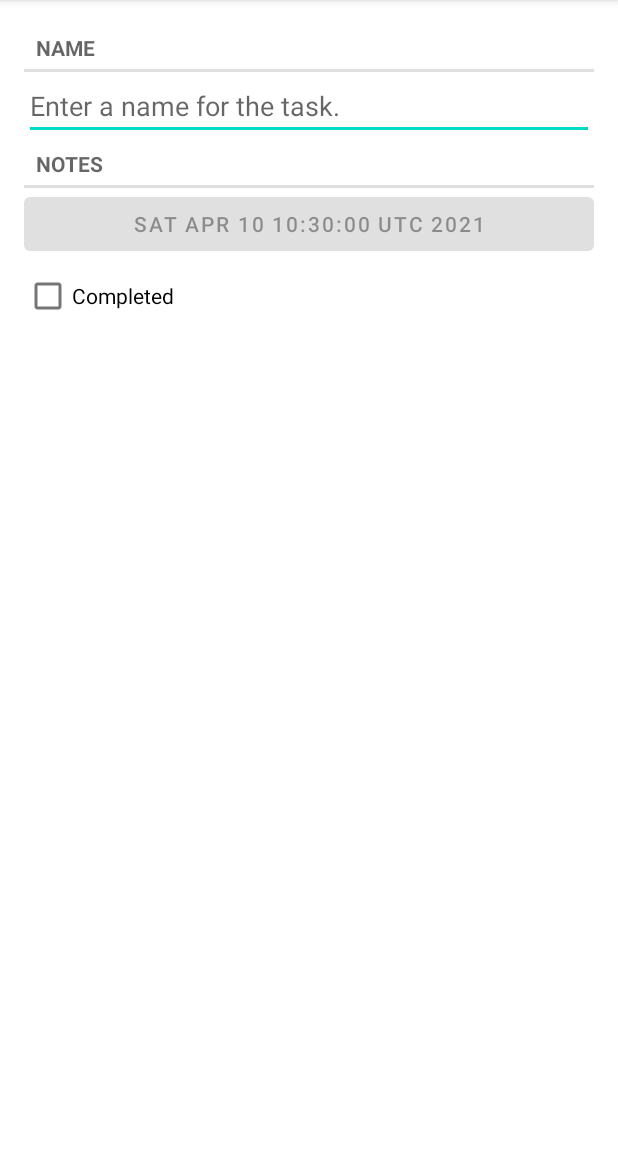
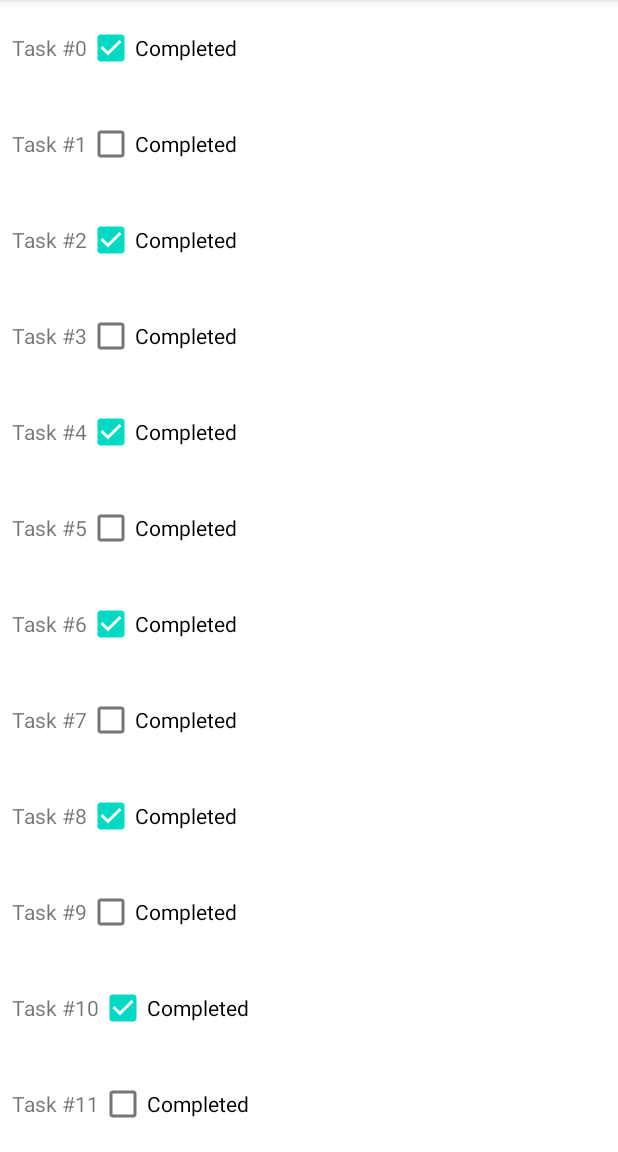
Before and after one commit to jasonn66/CS455-project, an Android app: the screen it shows after launch (MainActivity), on a phone screen of 412 x 824 dp, the part 84-1236 px from its top. Run offline under Robolectric (Android 15) with nearby library versions, the phone set to English and light mode, and no system bars; our stand-ins replace Room's generated code.

Commit message:
Created Daily Tasks fragment and viewmodel, and updated database to use LiveData

```diff
--- a/app/build.gradle
+++ b/app/build.gradle
@@ -67,4 +67,6 @@ dependencies {
     implementation "org.jetbrains.kotlin:kotlin-stdlib-jdk7:1.3.72"
     api "org.jetbrains.kotlinx:kotlinx-coroutines-core:1.3.5"
     api "org.jetbrains.kotlinx:kotlinx-coroutines-android:1.3.5"
+
+    implementation "androidx.recyclerview:recyclerview:1.0.0"
 }
--- /dev/null
+++ b/app/src/main/java/com/example/taskplanner/DailyTasksFragment.kt
@@ -0,0 +1,86 @@
+package com.example.taskplanner
+
+import android.content.ContentValues.TAG
+import android.os.Bundle
+import android.util.Log
+import android.view.LayoutInflater
+import android.view.View
+import android.view.ViewGroup
+import android.widget.CheckBox
+import android.widget.TextView
+import androidx.fragment.app.Fragment
+import androidx.lifecycle.ViewModelProvider
+import androidx.lifecycle.ViewModelProviders
+import androidx.recyclerview.widget.LinearLayoutManager
+import androidx.recyclerview.widget.RecyclerView
+
+@Suppress("DEPRECATION")
+class DailyTasksFragment: Fragment() {
+
+    private lateinit var dailyTasksRecyclerView: RecyclerView
+    private var adapter: TaskAdapter? = null
+
+    private val dailyTasksViewModel: DailyTasksViewModel by lazy {
+
+        ViewModelProviders.of(this).get(DailyTasksViewModel::class.java)
+    }
+
+    override fun onCreate(savedInstanceState: Bundle?) {
+
+        super.onCreate(savedInstanceState)
+        Log.d(TAG, "Total tasks: ${dailyTasksViewModel.tasks.size}")
+    }
+
+    override fun onCreateView(
+        inflater: LayoutInflater,
+        container: ViewGroup?,
+        savedInstanceState: Bundle?
+    ): View? {
+
+        val view = inflater.inflate(R.layout.fragment_daily_tasks, container, false)
+
+        dailyTasksRecyclerView = view.findViewById(R.id.daily_tasks_recycler_view) as RecyclerView
+        dailyTasksRecyclerView.layoutManager = LinearLayoutManager(context)
+
+        updateUI()
+
+        return view
+    }
+
+    private fun updateUI() {
+
+        val tasks = dailyTasksViewModel.tasks
+        adapter = TaskAdapter(tasks)
+        dailyTasksRecyclerView.adapter = adapter
+    }
+
+    private inner class TaskHolder(view: View): RecyclerView.ViewHolder(view) {
+
+        val nameTextView: TextView = itemView.findViewById(R.id.task_name)
+        val isCompletedCheckBox: CheckBox = itemView.findViewById(R.id.task_completed)
+    }
+
+    private inner class TaskAdapter(var tasks: List<Task>) : RecyclerView.Adapter<TaskHolder>() {
+
+        override fun onCreateViewHolder(parent: ViewGroup, viewType: Int): TaskHolder {
+            val view = layoutInflater.inflate(R.layout.list_item_task, parent, false)
+            return TaskHolder(view)
+        }
+
+        override fun getItemCount() = tasks.size
+
+        override fun onBindViewHolder(holder: TaskHolder, position: Int) {
+            val task = tasks[position]
+            holder.apply {
+                nameTextView.text = task.name
+                isCompletedCheckBox.isChecked = task.isCompleted
+            }
+        }
+    }
+
+    companion object {
+        fun newInstance(): DailyTasksFragment {
+            return DailyTasksFragment()
+        }
+    }
+}
--- /dev/null
+++ b/app/src/main/java/com/example/taskplanner/DailyTasksViewModel.kt
@@ -0,0 +1,17 @@
+package com.example.taskplanner
+
+import androidx.lifecycle.ViewModel
+
+class DailyTasksViewModel: ViewModel() {
+
+    val tasks = mutableListOf<Task>()
+
+    init{
+        for( i in 0 until 100) {
+            val task = Task()
+            task.name = "Task #$i"
+            task.isCompleted = i % 2 == 0
+            tasks += task
+        }
+    }
+}
--- a/app/src/main/java/com/example/taskplanner/TaskRepository.kt
+++ b/app/src/main/java/com/example/taskplanner/TaskRepository.kt
@@ -1,6 +1,7 @@
 package com.example.taskplanner
 
 import android.content.Context
+import androidx.lifecycle.LiveData
 import androidx.room.Room
 import com.example.taskplanner.database.TaskDatabase
 import java.lang.IllegalStateException
@@ -18,9 +19,9 @@ class TaskRepository private constructor(context: Context) {
 
     private val taskDao = database.taskDao()
 
-    fun getTasks(): List<Task> = taskDao.getTasks()
+    fun getTasks(): LiveData<List<Task>> = taskDao.getTasks()
 
-    fun getCrime(id: UUID): Task? = taskDao.getTask(id)
+    fun getCrime(id: UUID): LiveData<Task?> = taskDao.getTask(id)
 
     companion object {
 
--- a/app/src/main/java/com/example/taskplanner/database/TaskDao.kt
+++ b/app/src/main/java/com/example/taskplanner/database/TaskDao.kt
@@ -1,5 +1,6 @@
 package com.example.taskplanner.database
 
+import androidx.lifecycle.LiveData
 import androidx.room.Dao
 import androidx.room.Query
 import com.example.taskplanner.Task
@@ -9,8 +10,8 @@ import java.util.*
 interface TaskDao {
 
     @Query("SELECT * FROM task")
-    fun getTasks(): List<Task>
+    fun getTasks(): LiveData<List<Task>>
 
     @Query("SELECT * FROM task WHERE task.id=(:id)")
-    fun getTask(id:UUID): Task?
+    fun getTask(id:UUID): LiveData<Task?>
 }
--- /dev/null
+++ b/app/src/main/res/layout/fragment_daily_tasks.xml
@@ -0,0 +1,6 @@
+<?xml version="1.0" encoding="utf-8"?>
+<androidx.recyclerview.widget.RecyclerView
+    xmlns:android="http://schemas.android.com/apk/res/android"
+    android:id="@+id/daily_tasks_recycler_view"
+    android:layout_width="match_parent"
+    android:layout_height="match_parent"/>
--- /dev/null
+++ b/app/src/main/res/layout/list_item_task.xml
@@ -0,0 +1,20 @@
+<?xml version="1.0" encoding="utf-8"?>
+<LinearLayout xmlns:android="http://schemas.android.com/apk/res/android"
+    android:orientation="horizontal"
+    android:layout_width="match_parent"
+    android:layout_height="wrap_content"
+    android:padding="8dp">
+
+    <TextView
+        android:id="@+id/task_name"
+        android:layout_width="wrap_content"
+        android:layout_height="wrap_content"
+        android:text="Task Name"/>
+
+    <CheckBox
+        android:id="@+id/task_completed"
+        android:layout_width="wrap_content"
+        android:layout_height="wrap_content"
+        android:text="@string/task_completed_label"/>
+
+</LinearLayout>
--- a/app/src/main/res/navigation/taskplanner_nav.xml
+++ b/app/src/main/res/navigation/taskplanner_nav.xml
@@ -1,10 +1,14 @@
 <?xml version="1.0" encoding="utf-8"?>
 <navigation xmlns:android="http://schemas.android.com/apk/res/android"
     xmlns:app="http://schemas.android.com/apk/res-auto" android:id="@+id/taskplanner_nav"
-    app:startDestination="@id/taskFragment">
+    app:startDestination="@id/dailyTasksFragment">
 
     <fragment
         android:id="@+id/taskFragment"
         android:name="com.example.taskplanner.TaskFragment"
         android:label="TaskFragment" />
+    <fragment
+        android:id="@+id/dailyTasksFragment"
+        android:name="com.example.taskplanner.DailyTasksFragment"
+        android:label="DailyTasksFragment" />
 </navigation>
```
